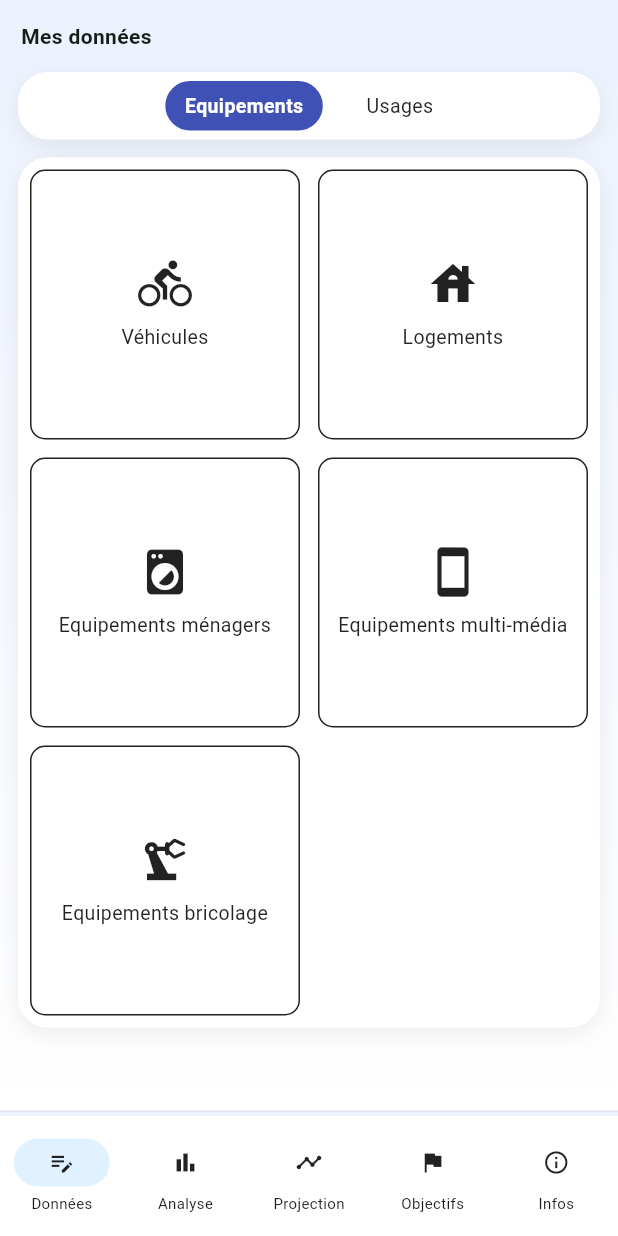
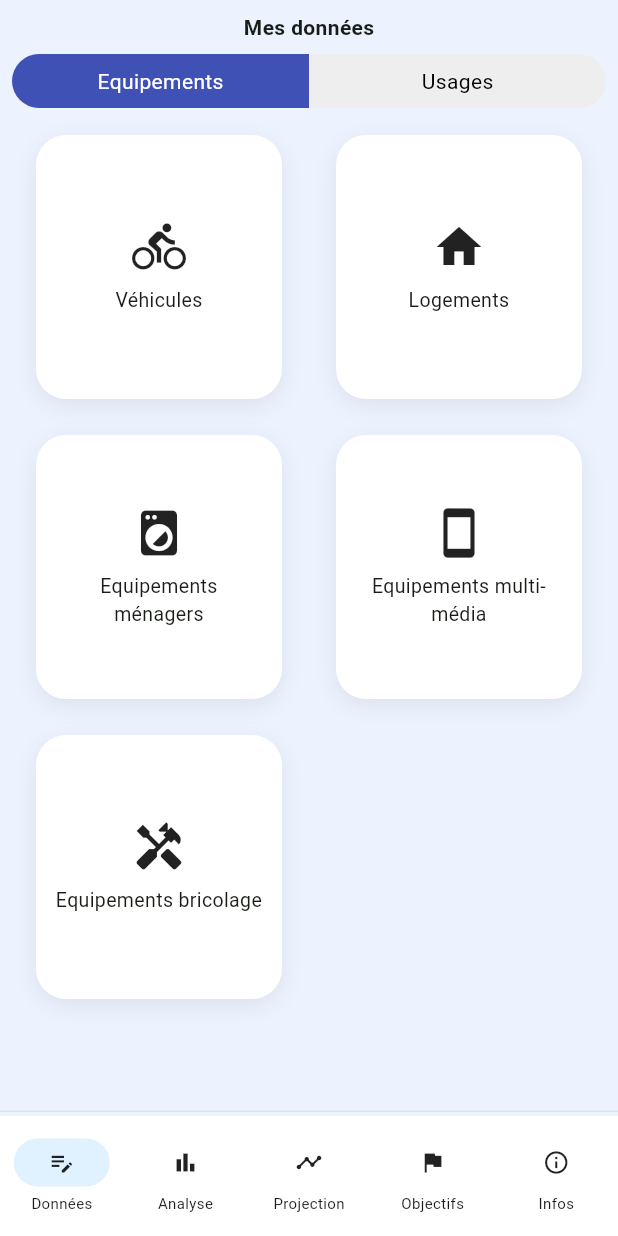
Before and after one commit to sebmenoury/biocarbon-api, a Flutter app: the screen it shows after launch, on a phone screen of 412 x 824 dp. Run offline on Flutter 3.47's test engine with Material 3 defaults, Android fonts, the phone set to English and light mode, and no system bars; our stand-ins replace fl_chart.

Commit message:
✅ APassage en Poste

```diff
--- a/lib/screens/main/mes_donnees_screen.dart
+++ b/lib/screens/main/mes_donnees_screen.dart
@@ -1,7 +1,6 @@
 import 'package:flutter/material.dart';
-import '../../ui/layout/base_screen.dart';
 import '../../ui/layout/custom_card.dart';
-import '../logement/construction_screen.dart';
+import '../logement/logement_list_screen.dart';
 
 class MesDonneesScreen extends StatefulWidget {
   const MesDonneesScreen({super.key});
@@ -11,162 +10,142 @@ class MesDonneesScreen extends StatefulWidget {
 }
 
 class _MesDonneesScreenState extends State<MesDonneesScreen> {
-  String filtre = "Equipements";
+  int selectedIndex = 0; // 0 = Equipements, 1 = Usages
 
-  final Map<String, List<Map<String, dynamic>>> sousCategories = {
-    "Equipements": [
-      {"nom": "Véhicules", "icon": Icons.directions_bike},
-      {"nom": "Logements", "icon": Icons.house},
-      {"nom": "Equipements ménagers", "icon": Icons.local_laundry_service},
-      {"nom": "Equipements multi-média", "icon": Icons.smartphone},
-      {"nom": "Equipements bricolage", "icon": Icons.precision_manufacturing},
-    ],
-    "Usages": [
-      {"nom": "Déplacement quotidien / loisirs", "icon": Icons.directions_walk},
-      {"nom": "Chauffage/Climatisation", "icon": Icons.thermostat},
-      {"nom": "Alimentation", "icon": Icons.local_dining},
-      {"nom": "Loisirs", "icon": Icons.card_travel},
-      {"nom": "Habillement", "icon": Icons.checkroom},
-      {"nom": "Banque et assurance", "icon": Icons.account_balance},
-      {"nom": "Services publics", "icon": Icons.settings},
-    ],
-  };
+  @override
+  Widget build(BuildContext context) {
+    final equipementItems = [
+      {'icon': Icons.directions_bike, 'label': 'Véhicules'},
+      {'icon': Icons.home, 'label': 'Logements'},
+      {'icon': Icons.local_laundry_service, 'label': 'Equipements ménagers'},
+      {'icon': Icons.smartphone, 'label': 'Equipements multi-média'},
+      {'icon': Icons.handyman, 'label': 'Equipements bricolage'},
+    ];
 
-  Widget? getFormulaireWidget(String nom) {
-    switch (nom) {
-      case "Logements":
-        return const ConstructionScreen();
-      default:
-        return const Text("Formulaire non encore disponible");
-    }
-  }
+    final usageItems = [
+      {
+        'icon': Icons.directions_walk,
+        'label': 'Déplacement quotidien / loisirs',
+      },
+      {'icon': Icons.thermostat, 'label': 'Chauffage/Climatisation'},
+      {'icon': Icons.local_dining, 'label': 'Alimentation'},
+      {'icon': Icons.card_travel, 'label': 'Loisirs'},
+      {'icon': Icons.checkroom, 'label': 'Habillement'},
+      {'icon': Icons.account_balance, 'label': 'Banque et assurance'},
+      {'icon': Icons.account_balance_outlined, 'label': 'Services publics'},
+    ];
 
-  void ouvrirFormulaire(String nom) {
-    showModalBottomSheet(
-      context: context,
-      isScrollControlled: true,
-      backgroundColor: Colors.transparent,
-      builder:
-          (context) => DraggableScrollableSheet(
-            initialChildSize: 0.85,
-            maxChildSize: 0.95,
-            minChildSize: 0.6,
-            expand: false,
-            builder: (context, scrollController) {
-              return Container(
-                decoration: const BoxDecoration(
-                  color: Colors.white,
-                  borderRadius: BorderRadius.vertical(top: Radius.circular(30)),
-                ),
-                padding: const EdgeInsets.all(16),
-                child: ListView(
-                  controller: scrollController,
-                  children: [
-                    Center(
-                      child: Container(
-                        width: 40,
-                        height: 4,
-                        margin: const EdgeInsets.only(bottom: 12),
-                        decoration: BoxDecoration(
-                          color: Colors.grey[400],
-                          borderRadius: BorderRadius.circular(10),
+    final currentItems = selectedIndex == 0 ? equipementItems : usageItems;
+
+    return SafeArea(
+      child: Column(
+        children: [
+          const Padding(
+            padding: EdgeInsets.symmetric(vertical: 8),
+            child: Text(
+              "Mes données",
+              style: TextStyle(fontWeight: FontWeight.bold),
+            ),
+          ),
+          Padding(
+            padding: const EdgeInsets.symmetric(horizontal: 8),
+            child: Row(
+              children: [
+                Expanded(
+                  child: GestureDetector(
+                    onTap: () => setState(() => selectedIndex = 0),
+                    child: Container(
+                      padding: const EdgeInsets.symmetric(vertical: 8),
+                      decoration: BoxDecoration(
+                        color:
+                            selectedIndex == 0
+                                ? Colors.indigo
+                                : Colors.grey.shade200,
+                        borderRadius: const BorderRadius.horizontal(
+                          left: Radius.circular(20),
+                        ),
+                      ),
+                      alignment: Alignment.center,
+                      child: Text(
+                        "Equipements",
+                        style: TextStyle(
+                          color:
+                              selectedIndex == 0 ? Colors.white : Colors.black,
                         ),
                       ),
                     ),
-                    getFormulaireWidget(nom) ?? const SizedBox.shrink(),
-                  ],
+                  ),
                 ),
-              );
-            },
-          ),
-    );
-  }
-
-  @override
-  Widget build(BuildContext context) {
-    final currentList = sousCategories[filtre]!;
-
-    return BaseScreen(
-      title: "Mes données",
-      children: [
-        CustomCard(
-          child: Row(
-            mainAxisAlignment: MainAxisAlignment.center,
-            children:
-                ["Equipements", "Usages"].map((option) {
-                  final isSelected = filtre == option;
-                  return Padding(
-                    padding: const EdgeInsets.symmetric(horizontal: 8),
-                    child: GestureDetector(
-                      onTap: () => setState(() => filtre = option),
-                      child: Container(
-                        padding: const EdgeInsets.symmetric(
-                          horizontal: 12,
-                          vertical: 6,
+                Expanded(
+                  child: GestureDetector(
+                    onTap: () => setState(() => selectedIndex = 1),
+                    child: Container(
+                      padding: const EdgeInsets.symmetric(vertical: 8),
+                      decoration: BoxDecoration(
+                        color:
+                            selectedIndex == 1
+                                ? Colors.indigo
+                                : Colors.grey.shade200,
+                        borderRadius: const BorderRadius.horizontal(
+                          right: Radius.circular(20),
                         ),
-                        decoration: BoxDecoration(
-                          color: isSelected ? Colors.indigo : Colors.white,
-                          borderRadius: BorderRadius.circular(20),
-                          border: Border.all(
-                            color: isSelected ? Colors.indigo : Colors.white,
-                          ),
-                        ),
-                        child: Text(
-                          option,
-                          style: TextStyle(
-                            fontSize: 13,
-                            fontWeight:
-                                isSelected
-                                    ? FontWeight.bold
-                                    : FontWeight.normal,
-                            color: isSelected ? Colors.white : Colors.black87,
-                          ),
+                      ),
+                      alignment: Alignment.center,
+                      child: Text(
+                        "Usages",
+                        style: TextStyle(
+                          color:
+                              selectedIndex == 1 ? Colors.white : Colors.black,
                         ),
                       ),
                     ),
-                  );
-                }).toList(),
+                  ),
+                ),
+              ],
+            ),
           ),
-        ),
-        CustomCard(
-          padding: const EdgeInsets.all(8),
-          child: GridView.count(
-            shrinkWrap: true,
-            crossAxisCount: 2,
-            crossAxisSpacing: 12,
-            mainAxisSpacing: 12,
-            childAspectRatio: 1,
-            physics: const NeverScrollableScrollPhysics(),
-            children:
-                currentList.map((item) {
-                  return GestureDetector(
-                    onTap: () => ouvrirFormulaire(item['nom']),
-                    child: Container(
-                      decoration: BoxDecoration(
-                        border: Border.all(color: Colors.black87),
-                        borderRadius: BorderRadius.circular(10),
+          const SizedBox(height: 12),
+          Expanded(
+            child: GridView.builder(
+              padding: const EdgeInsets.symmetric(horizontal: 12),
+              gridDelegate: const SliverGridDelegateWithFixedCrossAxisCount(
+                crossAxisCount: 2,
+                crossAxisSpacing: 12,
+                mainAxisSpacing: 12,
+              ),
+              itemCount: currentItems.length,
+              itemBuilder: (context, index) {
+                final item = currentItems[index];
+                return CustomCard(
+                  onTap: () {
+                    if (item['label'] == 'Logements') {
+                      Navigator.of(context).push(
+                        MaterialPageRoute(
+                          builder: (_) => const LogementListScreen(),
+                        ),
+                      );
+                    } else {
+                      // TODO: Navigate to other screens as needed
+                    }
+                  },
+                  child: Column(
+                    mainAxisAlignment: MainAxisAlignment.center,
+                    children: [
+                      Icon(item['icon'] as IconData, size: 36),
+                      const SizedBox(height: 8),
+                      Text(
+                        item['label'] as String,
+                        textAlign: TextAlign.center,
+                        style: const TextStyle(fontSize: 13),
                       ),
-                      child: Column(
-                        mainAxisAlignment: MainAxisAlignment.center,
-                        children: [
-                          Icon(item['icon'], size: 36, color: Colors.black87),
-                          const SizedBox(height: 8),
-                          Text(
-                            item['nom'],
-                            textAlign: TextAlign.center,
-                            style: const TextStyle(
-                              fontSize: 13,
-                              color: Colors.black87,
-                            ),
-                          ),
-                        ],
-                      ),
-                    ),
-                  );
-                }).toList(),
+                    ],
+                  ),
+                );
+              },
+            ),
           ),
-        ),
-      ],
+        ],
+      ),
     );
   }
 }
--- a/lib/ui/layout/base_screen.dart
+++ b/lib/ui/layout/base_screen.dart
@@ -2,13 +2,40 @@ import 'package:flutter/material.dart';
 
 class BaseScreen extends StatelessWidget {
   final String title;
-  final List<Widget> children;
+  final Widget? child;
+  final List<Widget>? children;
+  final List<Widget>? actions;
 
-  const BaseScreen({super.key, required this.title, required this.children});
+  const BaseScreen({
+    super.key,
+    required this.title,
+    this.child,
+    this.children,
+    this.actions,
+  });
 
   @override
   Widget build(BuildContext context) {
+    final Widget content;
+
+    if (child != null) {
+      content = child!;
+    } else if (children != null) {
+      content = Column(
+        crossAxisAlignment: CrossAxisAlignment.start,
+        children: children!,
+      );
+    } else {
+      content = const SizedBox.shrink();
+    }
+
     return Scaffold(
+      appBar: AppBar(
+        title: Text(title),
+        actions: actions,
+        backgroundColor: Colors.indigo,
+        foregroundColor: Colors.white,
+      ),
       body: Container(
         decoration: const BoxDecoration(
           gradient: LinearGradient(
@@ -17,23 +44,7 @@ class BaseScreen extends StatelessWidget {
             colors: [Color(0xFFECF2FE), Colors.white],
           ),
         ),
-        child: ListView(
-          padding: const EdgeInsets.symmetric(vertical: 14),
-          children: [
-            Padding(
-              padding: const EdgeInsets.symmetric(horizontal: 14),
-              child: Text(
-                title,
-                style: const TextStyle(
-                  fontSize: 14,
-                  fontWeight: FontWeight.bold,
-                ),
-              ),
-            ),
-            const SizedBox(height: 8),
-            ...children,
-          ],
-        ),
+        child: ListView(padding: const EdgeInsets.all(14), children: [content]),
       ),
     );
   }
--- a/lib/ui/layout/custom_card.dart
+++ b/lib/ui/layout/custom_card.dart
@@ -5,6 +5,7 @@ class CustomCard extends StatelessWidget {
   final EdgeInsets padding;
   final double radius;
   final Color? color;
+  final VoidCallback? onTap;
 
   const CustomCard({
     super.key,
@@ -12,13 +13,15 @@ class CustomCard extends StatelessWidget {
     this.padding = const EdgeInsets.symmetric(horizontal: 12, vertical: 6),
     this.radius = 20,
     this.color,
+    this.onTap,
   });
 
   @override
   Widget build(BuildContext context) {
+    final cardContent = Padding(padding: padding, child: child);
+
     return Container(
       margin: const EdgeInsets.symmetric(vertical: 6, horizontal: 12),
-      padding: padding,
       decoration: BoxDecoration(
         color: color ?? Colors.white,
         borderRadius: BorderRadius.circular(radius),
@@ -30,7 +33,15 @@ class CustomCard extends StatelessWidget {
           ),
         ],
       ),
-      child: child,
+      child: Material(
+        color: Colors.transparent,
+        borderRadius: BorderRadius.circular(radius),
+        child: InkWell(
+          borderRadius: BorderRadius.circular(radius),
+          onTap: onTap,
+          child: cardContent,
+        ),
+      ),
     );
   }
 }
```
Also changed, not shown: lib/screens/logement/construction_screen.dart (+106 -63 lines), lib/screens/logement/detail_screen.dart (+17 -4 lines), lib/screens/logement/logement_list_screen.dart (added, +84 -0 lines).
